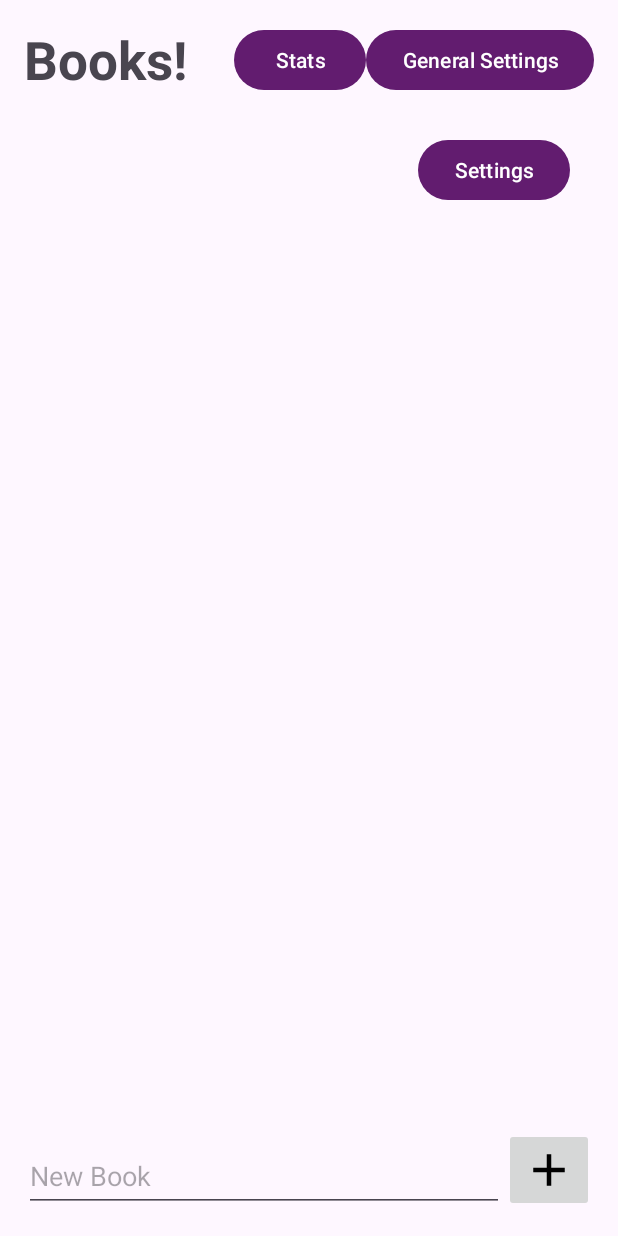
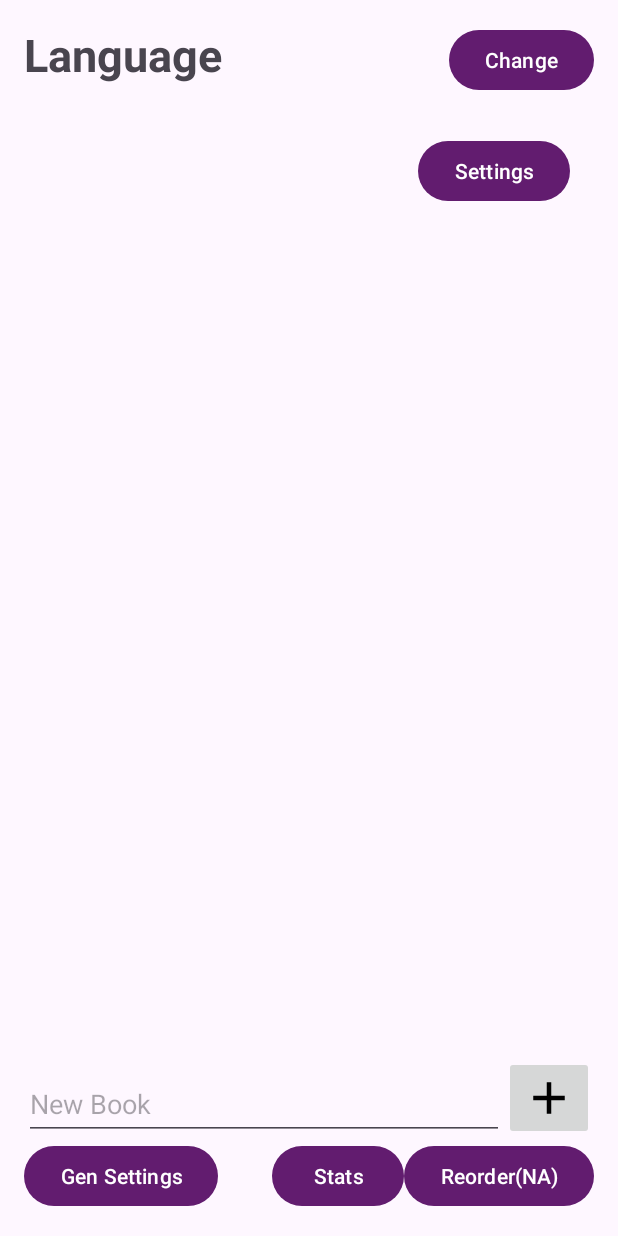
Before and after one commit to harsprad/beyondunknown, an Android app: the screen it shows after launch (MainActivity), after a tap on "Add Book", on a phone screen of 412 x 824 dp. Run offline under Robolectric (Android 15) with nearby library versions, the phone set to English and light mode, and no system bars.

Commit message:
Feat: Change main activity layout

```diff
--- a/app/src/main/java/com/example/beyondunknown/StatsActivity.kt
+++ b/app/src/main/java/com/example/beyondunknown/StatsActivity.kt
@@ -16,7 +16,7 @@ class StatsActivity : AppCompatActivity() {
         binding.btnGoBack.setOnClickListener { finish() }
 
         binding.boxPlotView.setChart(GraphUtils.createChart(this))
-        binding.boxPlotView.requestLayout() // Requests layout pass
+        binding.boxPlotView.requestLayout() // Requests layout pass (pass?)
         binding.boxPlotView.invalidate()
     }
 }
--- a/app/src/main/res/layout/activity_main.xml
+++ b/app/src/main/res/layout/activity_main.xml
@@ -13,25 +13,33 @@
         android:layout_width="wrap_content"
         android:layout_height="wrap_content"
         android:text="Stats"
-        app:layout_constraintEnd_toStartOf="@+id/btnSettings"
-        app:layout_constraintTop_toTopOf="parent" />
+        app:layout_constraintBottom_toBottomOf="parent"
+        app:layout_constraintEnd_toStartOf="@+id/btnReorder" />
+
+    <Button
+        android:id="@+id/btnReorder"
+        android:layout_width="wrap_content"
+        android:layout_height="wrap_content"
+        android:text="Reorder(NA)"
+        app:layout_constraintBottom_toBottomOf="parent"
+        app:layout_constraintEnd_toEndOf="parent" />
 
     <Button
         android:id="@+id/btnSettings"
         android:layout_width="wrap_content"
         android:layout_height="wrap_content"
-        android:text="General Settings"
-        app:layout_constraintEnd_toEndOf="parent"
-        app:layout_constraintTop_toTopOf="parent" />
+        android:text="Gen Settings"
+        app:layout_constraintBottom_toBottomOf="parent"
+        app:layout_constraintStart_toStartOf="parent"/>
 
     <TextView
-        android:id="@+id/tvBookList"
+        android:id="@+id/tvCurrentLanguage"
         android:layout_width="0dp"
         android:layout_height="wrap_content"
-        android:text="Books!"
-        android:textSize="35sp"
+        android:textSize="30sp"
         android:textStyle="bold"
-        app:layout_constraintEnd_toStartOf="@+id/btnStats"
+        android:text="Language"
+        app:layout_constraintEnd_toStartOf="@+id/btnChangeLanguage"
         app:layout_constraintStart_toStartOf="parent"
         app:layout_constraintTop_toTopOf="parent" />
 
@@ -42,14 +50,14 @@
         app:layout_constraintBottom_toTopOf="@+id/etAddBook"
         app:layout_constraintEnd_toEndOf="parent"
         app:layout_constraintStart_toStartOf="parent"
-        app:layout_constraintTop_toBottomOf="@+id/tvBookList" />
+        app:layout_constraintTop_toBottomOf="@+id/btnChangeLanguage" />
 
     <EditText
         android:id="@+id/etAddBook"
         android:layout_width="0dp"
         android:layout_height="48dp"
         android:hint="New Book"
-        app:layout_constraintBottom_toBottomOf="parent"
+        app:layout_constraintBottom_toTopOf="@+id/btnStats"
         app:layout_constraintEnd_toStartOf="@+id/btnAddBook"
         app:layout_constraintStart_toStartOf="parent" />
 
@@ -58,9 +66,17 @@
         android:layout_width="wrap_content"
         android:layout_height="wrap_content"
         android:contentDescription="Add Book"
-        app:layout_constraintBottom_toBottomOf="parent"
+        app:layout_constraintBottom_toTopOf="@+id/btnStats"
         app:layout_constraintEnd_toEndOf="parent"
         app:srcCompat="@drawable/baseline_add_24" />
 
+    <Button
+        android:id="@+id/btnChangeLanguage"
+        android:layout_width="wrap_content"
+        android:layout_height="wrap_content"
+        android:text="Change"
+        app:layout_constraintEnd_toEndOf="parent"
+        app:layout_constraintTop_toTopOf="parent" />
+
 
 </androidx.constraintlayout.widget.ConstraintLayout>
```
